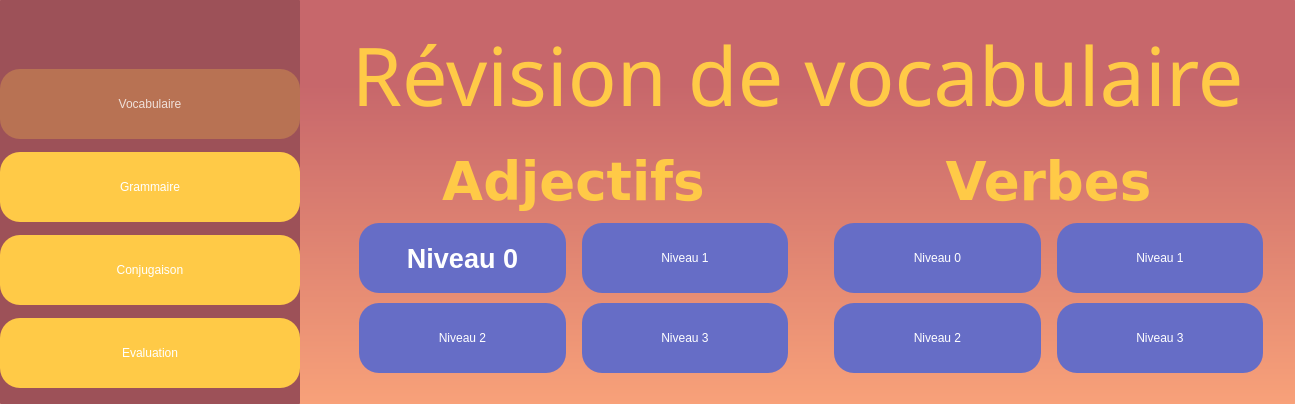
First picture: the form in Screens/Vocabulair/vocabulair_menuPage.ui, repository naderite/french-learn-app, before the edit.
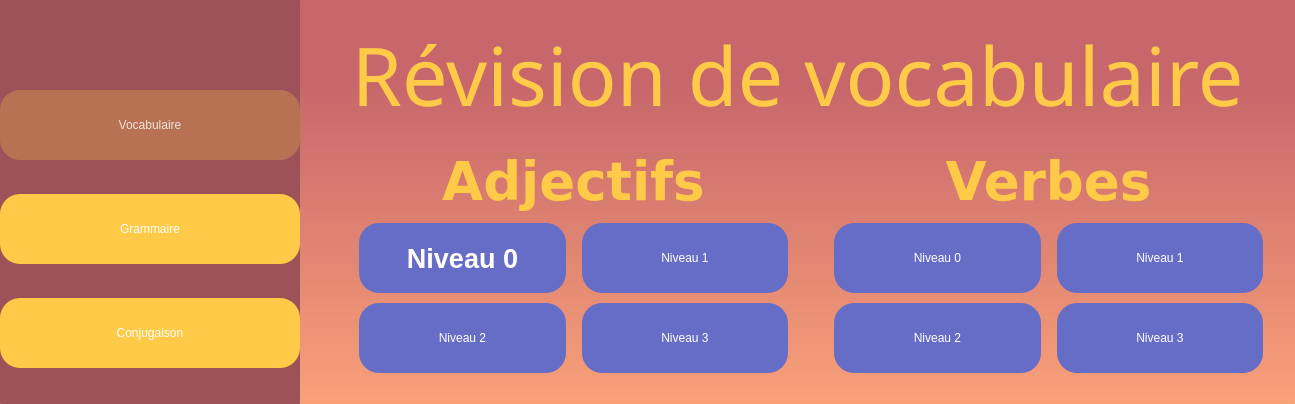
Second picture: the form after the edit.

Commit message: removed eval feature

The edit to the form file:
```diff
--- a/Screens/Vocabulair/vocabulair_menuPage.ui
+++ b/Screens/Vocabulair/vocabulair_menuPage.ui
@@ -78,28 +78,6 @@
        <property name="spacing">
         <number>0</number>
        </property>
-       <item row="6" column="0">
-        <widget class="QToolButton" name="btn_to_eval">
-         <property name="maximumSize">
-          <size>
-           <width>500</width>
-           <height>70</height>
-          </size>
-         </property>
-         <property name="cursor">
-          <cursorShape>PointingHandCursor</cursorShape>
-         </property>
-         <property name="styleSheet">
-          <string notr="true">background-color: rgb(255, 202, 71);
-border-radius: 20px;
-color: white;
-font: 700 22pt &quot;Segoe UI Variable Display&quot;;</string>
-         </property>
-         <property name="text">
-          <string>Evaluation</string>
-         </property>
-        </widget>
-       </item>
        <item row="2" column="0">
         <widget class="QToolButton" name="toolButton">
          <property name="enabled">
```
Left out of the diff: 88 changed lines with no effect on the pictures. The commit also changes 18 other files.
